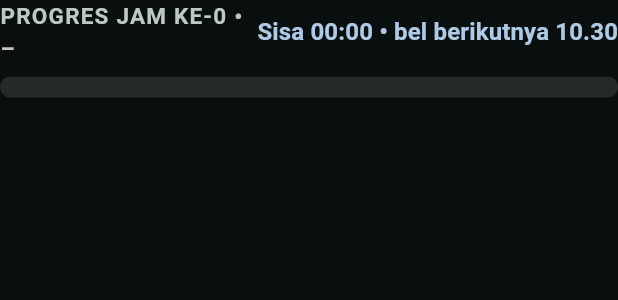
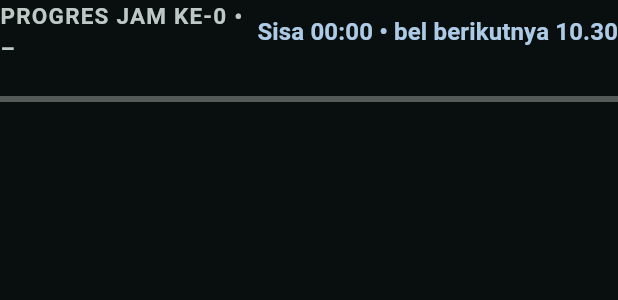
Before and after one commit to nyanpoketto-kujira/nekios-school, a Flutter app: the ProgressSlot widget shown alone on an empty page, opened directly with empty values, on a phone screen of 412 x 824 dp. Shown: the top 300 px of the screen. Run offline on Flutter 3.47's test engine with Material 3 defaults, Android fonts, the phone set to English and light mode, and no system bars; missing offline and left inert: material_new_shapes.

Commit message:
feat(ui): porting WavyProgressBar dari nekios-mosque (ADR-007)

```diff
--- a/lib/ui/hero_status.dart
+++ b/lib/ui/hero_status.dart
@@ -1,7 +1,8 @@
 /// Hero status (ADR-006) untuk status selain pelajaran — digaya
 /// ulang ala PrayerStateOverlay masjid-you: tipografi display besar,
 /// container tonal per status dengan pasangan on-container yang sah,
-/// countdown besar tabular, dan progress tonal di dasar kartu.
+/// countdown besar tabular, dan progress gelombang tonal di dasar
+/// kartu (WavyProgressBar, ADR-007).
 ///
 /// Pemetaan container mengikuti spec color roles: ISOMA/istirahat =
 /// tertiaryContainer, khusus/upacara = secondaryContainer, sebelum
@@ -13,6 +14,7 @@ import 'package:flutter/material.dart';
 import '../domain/domain.dart';
 import 'format.dart';
 import 'skala_tampilan.dart';
+import 'wavy_progress_bar.dart';
 
 class HeroStatus extends StatelessWidget {
   const HeroStatus({super.key, required this.keadaan});
@@ -133,19 +135,14 @@ class HeroStatus extends StatelessWidget {
           ),
           if (progres != null) ...[
             SizedBox(height: 18 * s),
-            // Progress tonal: rel = on-container redup, isi = warna
-            // teks container itu sendiri (pasangan tonal yang aman).
-            ClipRRect(
-              borderRadius: BorderRadius.circular(6 * s),
-              child: Container(
-                height: 12 * s,
-                color: warnaTeks.withValues(alpha: 0.18),
-                child: FractionallySizedBox(
-                  alignment: Alignment.centerLeft,
-                  widthFactor: progres.clamp(0.0, 1.0),
-                  child: Container(color: warnaTeks),
-                ),
-              ),
+            // Progress gelombang tonal (ADR-007): aktif = warna teks
+            // container itu sendiri (on-container), track = warna
+            // yang sama ber-alpha rendah — pasangan tonal yang aman
+            // di atas container hero.
+            WavyProgressBar(
+              progress: progres.clamp(0.0, 1.0),
+              activeColor: warnaTeks,
+              trackColor: warnaTeks.withValues(alpha: 0.35),
             ),
           ],
         ],
--- a/lib/ui/progress_slot.dart
+++ b/lib/ui/progress_slot.dart
@@ -1,6 +1,7 @@
 /// Progress slot bersama (ADR-006): label progres + sisa waktu di
-/// atas bar primary — satu bar untuk semua kelas karena belnya
-/// bersamaan. Warna dari role skema; angka sisa tabular.
+/// atas bar gelombang Material You (ADR-007) — satu bar untuk semua
+/// kelas karena belnya bersamaan. Warna dari role skema; angka sisa
+/// tabular.
 library;
 
 import 'package:flutter/material.dart';
@@ -8,6 +9,7 @@ import 'package:flutter/material.dart';
 import '../domain/domain.dart';
 import 'format.dart';
 import 'skala_tampilan.dart';
+import 'wavy_progress_bar.dart';
 
 class ProgressSlot extends StatelessWidget {
   const ProgressSlot({super.key, required this.keadaan});
@@ -57,17 +59,12 @@ class ProgressSlot extends StatelessWidget {
           ],
         ),
         SizedBox(height: 9 * s),
-        ClipRRect(
-          borderRadius: BorderRadius.circular(7 * s),
-          child: Container(
-            height: 14 * s,
-            color: colorScheme.surfaceContainerHigh,
-            child: FractionallySizedBox(
-              alignment: Alignment.centerLeft,
-              widthFactor: progres,
-              child: Container(color: colorScheme.primary),
-            ),
-          ),
+        // Bar gelombang (porting nekios-mosque, ADR-007): aktif =
+        // primary, track = onSurface alpha rendah ala overlay azan.
+        WavyProgressBar(
+          progress: progres,
+          activeColor: colorScheme.primary,
+          trackColor: colorScheme.onSurface.withValues(alpha: 0.35),
         ),
       ],
     );
--- a/lib/ui/ui.dart
+++ b/lib/ui/ui.dart
@@ -18,3 +18,4 @@ export 'running_text.dart';
 export 'skala_tampilan.dart';
 export 'strip_status_bel.dart';
 export 'timeline_jendela.dart';
+export 'wavy_progress_bar.dart';
--- /dev/null
+++ b/lib/ui/wavy_progress_bar.dart
@@ -0,0 +1,205 @@
+/// Wavy progress bar ala Material You — PORTING dari nekios-mosque
+/// (masjid-you `apps/tv_display/lib/widgets/prayer_state_overlay.dart`,
+/// widget `_WavyProgressBar` + painter `_WavyProgressPainter`, dipakai
+/// overlay Azan & Khutbah). Matematika lukisnya identik dengan sumber:
+/// track garis lurus redup selebar area, garis aktif gelombang sinus
+/// tunggal (λ 52, amplitudo 5, stroke 8) yang berhenti 7 satuan di
+/// belakang cursor, dan cursor bar vertikal (tinggi 22) di ujung
+/// aktif. Fase gelombang dibaca dari animasi saat paint (repaint
+/// listenable, siklus 2800ms) — 60 FPS tanpa rebuild widget.
+///
+/// PENYIMPANGAN dari sumber (disengaja, lihat ADR-007): sumber
+/// menghitung progress sub-detik dari `deadline` vs `DateTime.now()`.
+/// Itu TIDAK dipakai di sini karena jam nekios-school bisa disimulasi
+/// (event `ClockSimulated` menggeser jam efektif di DisplayStore) —
+/// painter tidak boleh membaca jam sistem. Progress di sini berbasis
+/// FRAKSI: [progress] 0..1 dari `KeadaanTampilan.progresSlot` yang
+/// di-tick 1 detik oleh store. Bar tetap terasa hidup di antara tick
+/// karena fase gelombangnya terus mengalir.
+///
+/// Semua ukuran geometri (tinggi area, λ, amplitudo, stroke, cursor)
+/// diskalakan [SkalaTampilan] agar proporsinya sama dengan desain
+/// pada viewport TV sebenarnya (faktor 0.5 di 960×540 logis).
+library;
+
+import 'dart:math' as math;
+
+import 'package:flutter/material.dart';
+
+import 'skala_tampilan.dart';
+
+class WavyProgressBar extends StatefulWidget {
+  const WavyProgressBar({
+    super.key,
+    required this.progress,
+    required this.activeColor,
+    required this.trackColor,
+    this.height = 30,
+  });
+
+  /// Fraksi progres 0..1 (dijepit ke rentang itu saat melukis).
+  final double progress;
+
+  /// Warna garis gelombang aktif + cursor.
+  final Color activeColor;
+
+  /// Warna garis track latar (biasanya warna isi ber-alpha rendah).
+  final Color trackColor;
+
+  /// Tinggi area lukis dalam satuan desain (sebelum faktor
+  /// [SkalaTampilan]). Default 30: cukup untuk cursor 22 + stroke,
+  /// dengan margin tipis di atas/bawahnya.
+  final double height;
+
+  @override
+  State<WavyProgressBar> createState() => _WavyProgressBarState();
+}
+
+class _WavyProgressBarState extends State<WavyProgressBar>
+    with SingleTickerProviderStateMixin {
+  late final AnimationController _controller = AnimationController(
+    vsync: this,
+    duration: const Duration(milliseconds: 2800),
+  )..repeat();
+
+  @override
+  void dispose() {
+    _controller.dispose();
+    super.dispose();
+  }
+
+  @override
+  Widget build(BuildContext context) {
+    final s = SkalaTampilan.of(context);
+    return SizedBox(
+      height: widget.height * s,
+      child: CustomPaint(
+        painter: _WavyProgressPainter(
+          animation: _controller,
+          progress: widget.progress,
+          activeColor: widget.activeColor,
+          trackColor: widget.trackColor,
+          wavelength: 52 * s,
+          amplitude: 5 * s,
+          trackStrokeWidth: 4 * s,
+          activeStrokeWidth: 8 * s,
+          cursorHeight: 22 * s,
+          cursorStrokeWidth: 4 * s,
+          // Sama seperti sumber: stroke aktif/2 (4) + 3 = 7.
+          waveEndOffset: 7 * s,
+        ),
+        child: const SizedBox.expand(),
+      ),
+    );
+  }
+}
+
+/// Melukis **single wavy stroke line** ala media player Material You
+/// (bukan liquid fill): track garis redup + garis gelombang sinus
+/// aktif + cursor bar vertikal `|` di ujung kanannya.
+/// Fase gelombang dibaca langsung dari [animation] saat paint,
+/// sehingga animasi 60 FPS berjalan tanpa rebuild widget (hanya
+/// repaint). Nilai [progress] adalah fraksi terpakai 0..1 yang
+/// diberikan pemanggil (lihat catatan adaptasi di kepala file).
+class _WavyProgressPainter extends CustomPainter {
+  final Animation<double> animation;
+  final double progress;
+  final Color activeColor;
+  final Color trackColor;
+  final double wavelength;
+  final double amplitude;
+  final double trackStrokeWidth;
+  final double activeStrokeWidth;
+  final double cursorHeight;
+  final double cursorStrokeWidth;
+  final double waveEndOffset;
+
+  _WavyProgressPainter({
+    required this.animation,
+    required this.progress,
+    required this.activeColor,
+    required this.trackColor,
+    required this.wavelength,
+    required this.amplitude,
+    required this.trackStrokeWidth,
+    required this.activeStrokeWidth,
+    required this.cursorHeight,
+    required this.cursorStrokeWidth,
+    required this.waveEndOffset,
+  }) : super(repaint: animation);
+
+  @override
+  void paint(Canvas canvas, Size size) {
+    final centerY = size.height / 2;
+
+    // Lebar aktif dari fraksi progres pemanggil (dijepit 0..1).
+    final activeWidth = size.width * progress.clamp(0.0, 1.0);
+
+    // Track latar belakang (dimmed line) selebar container.
+    final trackPaint = Paint()
+      ..color = trackColor
+      ..style = PaintingStyle.stroke
+      ..strokeWidth = trackStrokeWidth
+      ..strokeCap = StrokeCap.round;
+    canvas.drawLine(
+      Offset(0, centerY),
+      Offset(size.width, centerY),
+      trackPaint,
+    );
+
+    if (activeWidth <= 0) return;
+
+    // Batas akhir gelombang: offset ke kiri sebesar waveEndOffset
+    // agar StrokeCap.round berhenti rapi sedikit di belakang garis
+    // cursor di x = activeWidth (jarak ekstra agar tidak terlihat
+    // menempel).
+    final waveEndX = math.max(0.0, activeWidth - waveEndOffset);
+
+    // Garis gelombang aktif: y = centerY + amplitude * sin((x/λ)·2π - phase).
+    final phase = animation.value * 2 * math.pi;
+
+    final activePaint = Paint()
+      ..color = activeColor
+      ..style = PaintingStyle.stroke
+      ..strokeWidth = activeStrokeWidth
+      ..strokeCap = StrokeCap.round;
+
+    final path = Path()..moveTo(0, centerY + amplitude * math.sin(-phase));
+    const step = 2.0;
+    for (double x = step; x <= waveEndX; x += step) {
+      final y = centerY +
+          amplitude * math.sin((x / wavelength) * 2 * math.pi - phase);
+      path.lineTo(x, y);
+    }
+    final endY = centerY +
+        amplitude * math.sin((waveEndX / wavelength) * 2 * math.pi - phase);
+    path.lineTo(waveEndX, endY);
+    canvas.drawPath(path, activePaint);
+
+    // Cursor bar vertikal tegak lurus di ujung kanan garis aktif.
+    final cursorPaint = Paint()
+      ..color = activeColor
+      ..style = PaintingStyle.stroke
+      ..strokeWidth = cursorStrokeWidth
+      ..strokeCap = StrokeCap.round;
+    canvas.drawLine(
+      Offset(activeWidth, centerY - cursorHeight / 2),
+      Offset(activeWidth, centerY + cursorHeight / 2),
+      cursorPaint,
+    );
+  }
+
+  @override
+  bool shouldRepaint(covariant _WavyProgressPainter oldDelegate) {
+    return oldDelegate.progress != progress ||
+        oldDelegate.activeColor != activeColor ||
+        oldDelegate.trackColor != trackColor ||
+        oldDelegate.wavelength != wavelength ||
+        oldDelegate.amplitude != amplitude ||
+        oldDelegate.trackStrokeWidth != trackStrokeWidth ||
+        oldDelegate.activeStrokeWidth != activeStrokeWidth ||
+        oldDelegate.cursorHeight != cursorHeight ||
+        oldDelegate.cursorStrokeWidth != cursorStrokeWidth ||
+        oldDelegate.waveEndOffset != waveEndOffset;
+  }
+}
```
Also changed, not shown: 2 other files.
